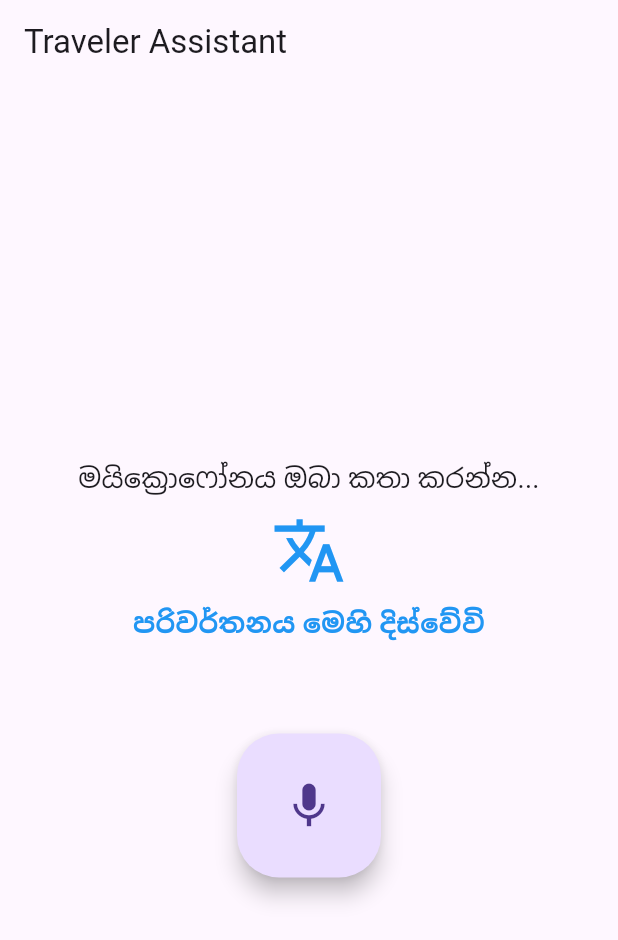
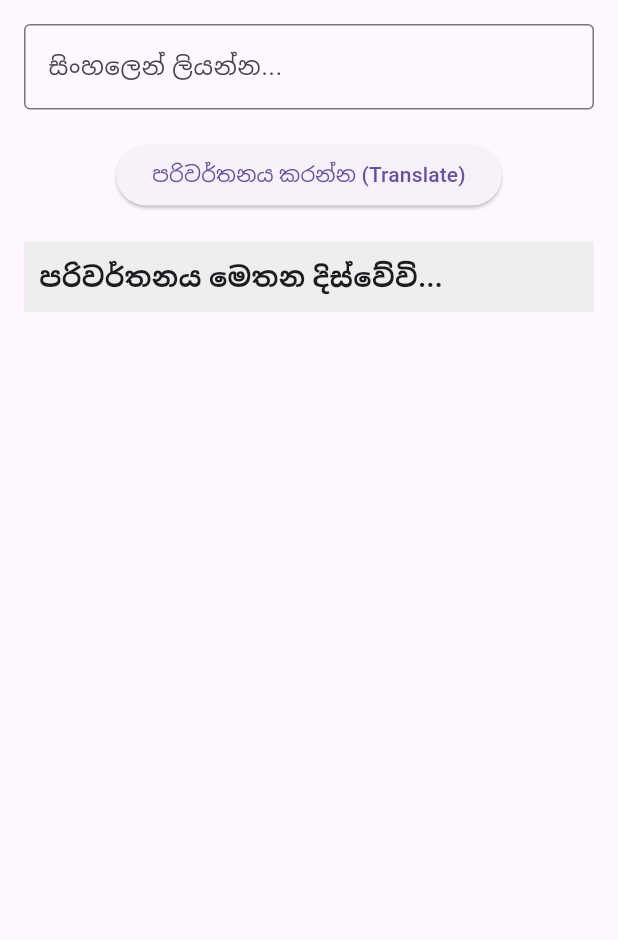
Before and after one commit to Menul19/my-app, a Flutter app: the screen it shows after launch, on a phone screen of 412 x 824 dp. Shown: the top 940 px of the screen. Run offline on Flutter 3.47's test engine with Material 3 defaults, Android fonts, the phone set to English and light mode, and no system bars.

Commit message:
Update main.dart

```diff
--- a/lib/main.dart
+++ b/lib/main.dart
@@ -1,40 +1,42 @@
 import 'package:flutter/material.dart';
-import 'package:google_mlkit_translation/google_mlkit_translation.dart';
-import 'package:speech_to_text/speech_to_text.dart' as stt;
-import 'package:flutter_tts/flutter_tts.dart';
+import 'package:http/http.dart' as http;
+import 'dart:convert';
 
-void main() {
-  WidgetsFlutterBinding.ensureInitialized();
-  runApp(const MaterialApp(home: TranslatorApp(), debugShowCheckedModeBanner: false));
+void main() => runApp(TranslatorApp());
+
+class TranslatorApp extends StatelessWidget {
+  @override
+  Widget build(BuildContext context) {
+    return MaterialApp(
+      debugShowCheckedModeBanner: false,
+      home: TranslationScreen(),
+    );
+  }
 }
 
-class TranslatorApp extends StatefulWidget {
-  const TranslatorApp({super.key});
+class TranslationScreen extends StatefulWidget {
   @override
-  State<TranslatorApp> createState() => _TranslatorAppState();
+  _TranslationScreenState createState() => _TranslationScreenState();
 }
 
-class _TranslatorAppState extends State<TranslatorApp> {
-  final stt.SpeechToText _speech = stt.SpeechToText();
-  final FlutterTts _tts = FlutterTts();
-  String _text = "මයික්‍රොෆෝනය ඔබා කතා කරන්න...";
-  String _translated = "පරිවර්තනය මෙහි දිස්වේවි";
+class _TranslationScreenState extends State<TranslationScreen> {
+  TextEditingController _controller = TextEditingController();
+  String translatedText = "පරිවර්තනය මෙතන දිස්වේවි...";
 
-  final _translator = OnDeviceTranslator(
-    sourceLanguage: TranslateLanguage.sinhala,
-    targetLanguage: TranslateLanguage.english,
-  );
+  // සරලව API එකක් හරහා පරිවර්තනය කරන ආකාරය (Example using a free API)
+  Future<void> translateText(String text) async {
+    // සටහන: මෙහිදී MyMemory වැනි නොමිලේ ලබාදෙන API එකක් භාවිතා කර ඇත
+    final response = await http.get(Uri.parse(
+        'https://api.mymemory.translated.net/get?q=$text&langpair=si|en'));
 
-  void _listen() async {
-    bool available = await _speech.initialize();
-    if (available) {
-      _speech.listen(onResult: (val) async {
-        setState(() => _text = val.recognizedWords);
-        if (val.finalResult) {
-          final res = await _translator.translateText(_text);
-          setState(() => _translated = res);
-          await _tts.speak(res);
-        }
+    if (response.statusCode == 200) {
+      var data = jsonDecode(response.body);
+      setState(() {
+        translatedText = data['responseData']['translatedText'];
+      });
+    } else {
+      setState(() {
+        translatedText = "Error: සම්බන්ධතාවය පරීක්ෂා කරන්න.";
       });
     }
   }
@@ -42,22 +44,33 @@ class _TranslatorAppState extends State<TranslatorApp> {
   @override
   Widget build(BuildContext context) {
     return Scaffold(
-      appBar: AppBar(title: const Text("Traveler Assistant")),
-      body: Center(
+      app_appBar: AppBar(title: Text("සංචාරක සහායකයා (Translator)")),
+      body: Padding(
+        padding: const EdgeInsets.all(16.0),
         child: Column(
-          mainAxisAlignment: MainAxisAlignment.center,
           children: [
-            Padding(
-              padding: const EdgeInsets.all(10),
-              child: Text(_text, style: const TextStyle(fontSize: 18), textAlign: TextAlign.center),
+            TextField(
+              controller: _controller,
+              decoration: InputDecoration(
+                hintText: "සිංහලෙන් ලියන්න...",
+                border: OutlineInputBorder(),
+              ),
             ),
-            const Icon(Icons.translate, size: 50, color: Colors.blue),
-            Padding(
-              padding: const EdgeInsets.all(10),
-              child: Text(_translated, style: const TextStyle(fontSize: 18, color: Colors.blue, fontWeight: FontWeight.bold), textAlign: TextAlign.center),
+            SizedBox(height: 20),
+            ElevatedButton(
+              onPressed: () => translateText(_controller.text),
+              child: Text("පරිවර්තනය කරන්න (Translate)"),
             ),
-            const SizedBox(height: 50),
-            FloatingActionButton.large(onPressed: _listen, child: const Icon(Icons.mic)),
+            SizedBox(height: 20),
+            Container(
+              padding: EdgeInsets.all(10),
+              width: double.infinity,
+              color: Colors.grey[200],
+              child: Text(
+                translatedText,
+                style: TextStyle(fontSize: 18, fontWeight: FontWeight.bold),
+              ),
+            ),
           ],
         ),
       ),
```
